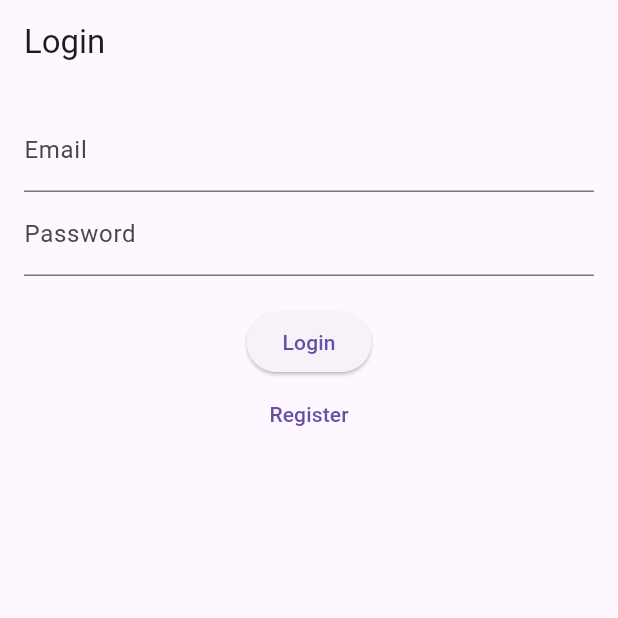
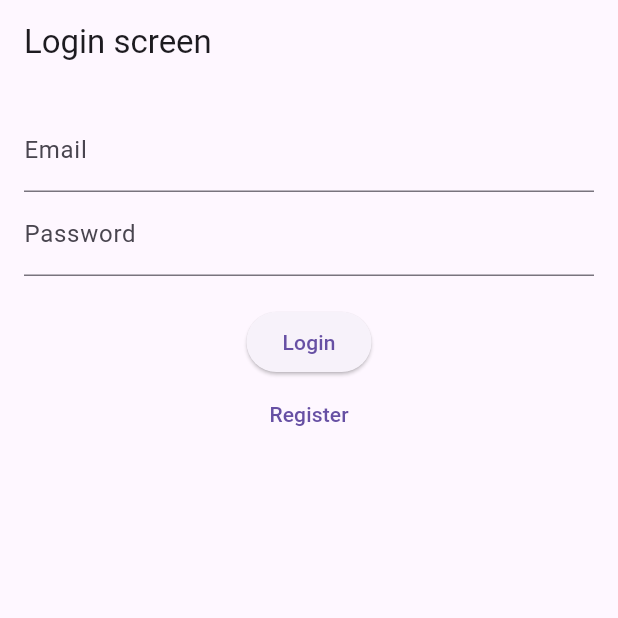
Before and after one commit to nihalgit123/cart_demo, a Flutter app: the screen it shows after launch, on a phone screen of 412 x 824 dp, the top half of it. Run offline on Flutter 3.47's test engine with Material 3 defaults, Android fonts, the phone set to English and light mode, and no system bars; our stand-ins replace firebase_auth, firebase_core; accounts and stored records are empty.

Commit message:
text changed

```diff
--- a/lib/login.dart
+++ b/lib/login.dart
@@ -75,7 +75,7 @@ class _LoginScreenState extends State<LoginScreen> {
   @override
   Widget build(BuildContext context) {
     return Scaffold(
-      appBar: AppBar(title: Text('Login')),
+      appBar: AppBar(title: Text('Login screen')),
       body: Padding(
         padding: EdgeInsets.all(16.0),
         child: Column(
```
